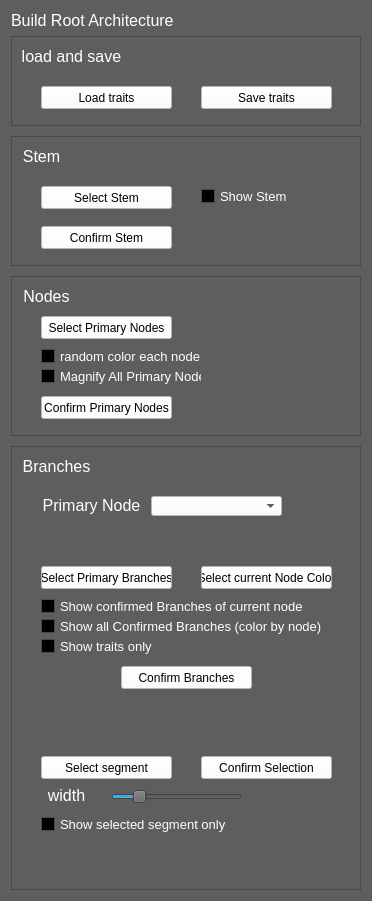
The window that TraitsTabWidget.ui (Evannly/PlantRootsRelease) describes before a commit, drawn with Qt 5.
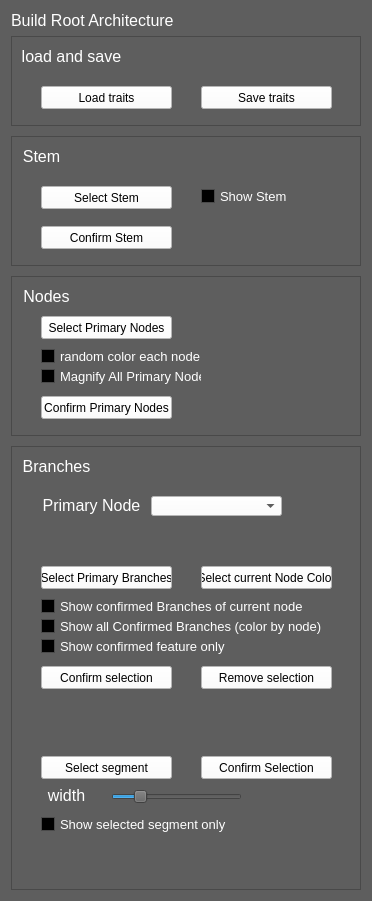
The same window after the commit.

```diff
--- a/TraitsTabWidget.ui
+++ b/TraitsTabWidget.ui
@@ -3507,7 +3507,7 @@
          <widget class="QPushButton" name="ConfirmPrimaryBranchesButton">
           <property name="geometry">
            <rect>
-            <x>110</x>
+            <x>30</x>
             <y>220</y>
             <width>131</width>
             <height>23</height>
@@ -3938,7 +3938,7 @@
            <string>ctrl+a</string>
           </property>
           <property name="text">
-           <string>Confirm Branches</string>
+           <string>Confirm selection</string>
           </property>
          </widget>
          <widget class="QLabel" name="label_2">
@@ -6269,10 +6269,13 @@
            <number>1</number>
           </property>
           <property name="maximum">
-           <number>50</number>
+           <number>100</number>
           </property>
           <property name="value">
-           <number>10</number>
+           <number>20</number>
+          </property>
+          <property name="sliderPosition">
+           <number>20</number>
           </property>
           <property name="orientation">
            <enum>Qt::Horizontal</enum>
@@ -6357,12 +6360,449 @@
            </font>
           </property>
           <property name="text">
-           <string>Show traits only</string>
+           <string>Show confirmed feature only</string>
           </property>
           <property name="checked">
            <bool>false</bool>
           </property>
          </widget>
+         <widget class="QPushButton" name="RemovePrimaryBranchesButton">
+          <property name="geometry">
+           <rect>
+            <x>190</x>
+            <y>220</y>
+            <width>131</width>
+            <height>23</height>
+           </rect>
+          </property>
+          <property name="sizePolicy">
+           <sizepolicy hsizetype="Expanding" vsizetype="Fixed">
+            <horstretch>0</horstretch>
+            <verstretch>0</verstretch>
+           </sizepolicy>
+          </property>
+          <property name="palette">
+           <palette>
+            <active>
+             <colorrole role="WindowText">
+              <brush brushstyle="SolidPattern">
+               <color alpha="255">
+                <red>0</red>
+                <green>0</green>
+                <blue>0</blue>
+               </color>
+              </brush>
+             </colorrole>
+             <colorrole role="Button">
+              <brush brushstyle="SolidPattern">
+               <color alpha="255">
+                <red>255</red>
+                <green>255</green>
+                <blue>255</blue>
+               </color>
+              </brush>
+             </colorrole>
+             <colorrole role="Light">
+              <brush brushstyle="SolidPattern">
+               <color alpha="255">
+                <red>255</red>
+                <green>255</green>
+                <blue>255</blue>
+               </color>
+              </brush>
+             </colorrole>
+             <colorrole role="Midlight">
+              <brush brushstyle="SolidPattern">
+               <color alpha="255">
+                <red>255</red>
+                <green>255</green>
+                <blue>255</blue>
+               </color>
+              </brush>
+             </colorrole>
+             <colorrole role="Dark">
+              <brush brushstyle="SolidPattern">
+               <color alpha="255">
+                <red>127</red>
+                <green>127</green>
+                <blue>127</blue>
+               </color>
+              </brush>
+             </colorrole>
+             <colorrole role="Mid">
+              <brush brushstyle="SolidPattern">
+               <color alpha="255">
+                <red>170</red>
+                <green>170</green>
+                <blue>170</blue>
+               </color>
+              </brush>
+             </colorrole>
+             <colorrole role="Text">
+              <brush brushstyle="SolidPattern">
+               <color alpha="255">
+                <red>0</red>
+                <green>0</green>
+                <blue>0</blue>
+               </color>
+              </brush>
+             </colorrole>
+             <colorrole role="BrightText">
+              <brush brushstyle="SolidPattern">
+               <color alpha="255">
+                <red>255</red>
+                <green>255</green>
+                <blue>255</blue>
+               </color>
+              </brush>
+             </colorrole>
+             <colorrole role="ButtonText">
+              <brush brushstyle="SolidPattern">
+               <color alpha="255">
+                <red>0</red>
+                <green>0</green>
+                <blue>0</blue>
+               </color>
+              </brush>
+             </colorrole>
+             <colorrole role="Base">
+              <brush brushstyle="SolidPattern">
+               <color alpha="255">
+                <red>255</red>
+                <green>255</green>
+                <blue>255</blue>
+               </color>
+              </brush>
+             </colorrole>
+             <colorrole role="Window">
+              <brush brushstyle="SolidPattern">
+               <color alpha="255">
+                <red>255</red>
+                <green>255</green>
+                <blue>255</blue>
+               </color>
+              </brush>
+             </colorrole>
+             <colorrole role="Shadow">
+              <brush brushstyle="SolidPattern">
+               <color alpha="255">
+                <red>0</red>
+                <green>0</green>
+                <blue>0</blue>
+               </color>
+              </brush>
+             </colorrole>
+             <colorrole role="AlternateBase">
+              <brush brushstyle="SolidPattern">
+               <color alpha="255">
+                <red>255</red>
+                <green>255</green>
+                <blue>255</blue>
+               </color>
+              </brush>
+             </colorrole>
+             <colorrole role="ToolTipBase">
+              <brush brushstyle="SolidPattern">
+               <color alpha="255">
+                <red>255</red>
+                <green>255</green>
+                <blue>220</blue>
+               </color>
+              </brush>
+             </colorrole>
+             <colorrole role="ToolTipText">
+              <brush brushstyle="SolidPattern">
+               <color alpha="255">
+                <red>0</red>
+                <green>0</green>
+                <blue>0</blue>
+               </color>
+              </brush>
+             </colorrole>
+            </active>
+            <inactive>
+             <colorrole role="WindowText">
+              <brush brushstyle="SolidPattern">
+               <color alpha="255">
+                <red>0</red>
+                <green>0</green>
+                <blue>0</blue>
+               </color>
+              </brush>
+             </colorrole>
+             <colorrole role="Button">
+              <brush brushstyle="SolidPattern">
+               <color alpha="255">
+                <red>255</red>
+                <green>255</green>
+                <blue>255</blue>
+               </color>
+              </brush>
+             </colorrole>
+             <colorrole role="Light">
+              <brush brushstyle="SolidPattern">
+               <color alpha="255">
+                <red>255</red>
+                <green>255</green>
+                <blue>255</blue>
+               </color>
+              </brush>
+             </colorrole>
+             <colorrole role="Midlight">
+              <brush brushstyle="SolidPattern">
+               <color alpha="255">
+                <red>255</red>
+                <green>255</green>
+                <blue>255</blue>
+               </color>
+              </brush>
+             </colorrole>
+             <colorrole role="Dark">
+              <brush brushstyle="SolidPattern">
+               <color alpha="255">
+                <red>127</red>
+                <green>127</green>
+                <blue>127</blue>
+               </color>
+              </brush>
+             </colorrole>
+             <colorrole role="Mid">
+              <brush brushstyle="SolidPattern">
+               <color alpha="255">
+                <red>170</red>
+                <green>170</green>
+                <blue>170</blue>
+               </color>
+              </brush>
+             </colorrole>
+             <colorrole role="Text">
+              <brush brushstyle="SolidPattern">
+               <color alpha="255">
+                <red>0</red>
+                <green>0</green>
+                <blue>0</blue>
+               </color>
+              </brush>
+             </colorrole>
+             <colorrole role="BrightText">
+              <brush brushstyle="SolidPattern">
+               <color alpha="255">
+                <red>255</red>
+                <green>255</green>
+                <blue>255</blue>
+               </color>
+              </brush>
+             </colorrole>
+             <colorrole role="ButtonText">
+              <brush brushstyle="SolidPattern">
+               <color alpha="255">
+                <red>0</red>
+                <green>0</green>
+                <blue>0</blue>
+               </color>
+              </brush>
+             </colorrole>
+             <colorrole role="Base">
+              <brush brushstyle="SolidPattern">
+               <color alpha="255">
+                <red>255</red>
+                <green>255</green>
+                <blue>255</blue>
+               </color>
+              </brush>
+             </colorrole>
+             <colorrole role="Window">
+              <brush brushstyle="SolidPattern">
+               <color alpha="255">
+                <red>255</red>
+                <green>255</green>
+                <blue>255</blue>
+               </color>
+              </brush>
+             </colorrole>
+             <colorrole role="Shadow">
+              <brush brushstyle="SolidPattern">
+               <color alpha="255">
+                <red>0</red>
+                <green>0</green>
+                <blue>0</blue>
+               </color>
+              </brush>
+             </colorrole>
+             <colorrole role="AlternateBase">
+              <brush brushstyle="SolidPattern">
+               <color alpha="255">
+                <red>255</red>
+                <green>255</green>
+                <blue>255</blue>
+               </color>
+              </brush>
+             </colorrole>
+             <colorrole role="ToolTipBase">
+              <brush brushstyle="SolidPattern">
+               <color alpha="255">
+                <red>255</red>
+                <green>255</green>
+                <blue>220</blue>
+               </color>
+              </brush>
+             </colorrole>
+             <colorrole role="ToolTipText">
+              <brush brushstyle="SolidPattern">
+               <color alpha="255">
+                <red>0</red>
+                <green>0</green>
+                <blue>0</blue>
+               </color>
+              </brush>
+             </colorrole>
+            </inactive>
+            <disabled>
+             <colorrole role="WindowText">
+              <brush brushstyle="SolidPattern">
+               <color alpha="255">
+                <red>127</red>
+                <green>127</green>
+                <blue>127</blue>
+               </color>
+              </brush>
+             </colorrole>
+             <colorrole role="Button">
+              <brush brushstyle="SolidPattern">
+               <color alpha="255">
+                <red>255</red>
+                <green>255</green>
+                <blue>255</blue>
+               </color>
+              </brush>
+             </colorrole>
+             <colorrole role="Light">
+              <brush brushstyle="SolidPattern">
+               <color alpha="255">
+                <red>255</red>
+                <green>255</green>
+                <blue>255</blue>
+               </color>
+              </brush>
+             </colorrole>
+             <colorrole role="Midlight">
+              <brush brushstyle="SolidPattern">
+               <color alpha="255">
+                <red>255</red>
+                <green>255</green>
+                <blue>255</blue>
+               </color>
+              </brush>
+             </colorrole>
+             <colorrole role="Dark">
+              <brush brushstyle="SolidPattern">
+               <color alpha="255">
+                <red>127</red>
+                <green>127</green>
+                <blue>127</blue>
+               </color>
+              </brush>
+             </colorrole>
+             <colorrole role="Mid">
+              <brush brushstyle="SolidPattern">
+               <color alpha="255">
+                <red>170</red>
+                <green>170</green>
+                <blue>170</blue>
+               </color>
+              </brush>
+             </colorrole>
+             <colorrole role="Text">
+              <brush brushstyle="SolidPattern">
+               <color alpha="255">
+                <red>127</red>
+                <green>127</green>
+                <blue>127</blue>
+               </color>
+              </brush>
+             </colorrole>
+             <colorrole role="BrightText">
+              <brush brushstyle="SolidPattern">
+               <color alpha="255">
+                <red>255</red>
+                <green>255</green>
+                <blue>255</blue>
+               </color>
+              </brush>
+             </colorrole>
+             <colorrole role="ButtonText">
+              <brush brushstyle="SolidPattern">
+               <color alpha="255">
+                <red>127</red>
+                <green>127</green>
+                <blue>127</blue>
+               </color>
+              </brush>
+             </colorrole>
+             <colorrole role="Base">
+              <brush brushstyle="SolidPattern">
+               <color alpha="255">
+                <red>255</red>
+                <green>255</green>
+                <blue>255</blue>
+               </color>
+              </brush>
+             </colorrole>
+             <colorrole role="Window">
+              <brush brushstyle="SolidPattern">
+               <color alpha="255">
+                <red>255</red>
+                <green>255</green>
+                <blue>255</blue>
+               </color>
+              </brush>
+             </colorrole>
+             <colorrole role="Shadow">
+              <brush brushstyle="SolidPattern">
+               <color alpha="255">
+                <red>0</red>
+                <green>0</green>
+                <blue>0</blue>
+               </color>
+              </brush>
+             </colorrole>
+             <colorrole role="AlternateBase">
+              <brush brushstyle="SolidPattern">
+               <color alpha="255">
+                <red>255</red>
+                <green>255</green>
+                <blue>255</blue>
+               </color>
+              </brush>
+             </colorrole>
+             <colorrole role="ToolTipBase">
+              <brush brushstyle="SolidPattern">
+               <color alpha="255">
+                <red>255</red>
+                <green>255</green>
+                <blue>220</blue>
+               </color>
+              </brush>
+             </colorrole>
+             <colorrole role="ToolTipText">
+              <brush brushstyle="SolidPattern">
+               <color alpha="255">
+                <red>0</red>
+                <green>0</green>
+                <blue>0</blue>
+               </color>
+              </brush>
+             </colorrole>
+            </disabled>
+           </palette>
+          </property>
+          <property name="toolTip">
+           <string>ctrl+a</string>
+          </property>
+          <property name="text">
+           <string>Remove selection</string>
+          </property>
+         </widget>
         </widget>
        </item>
       </layout>
```
